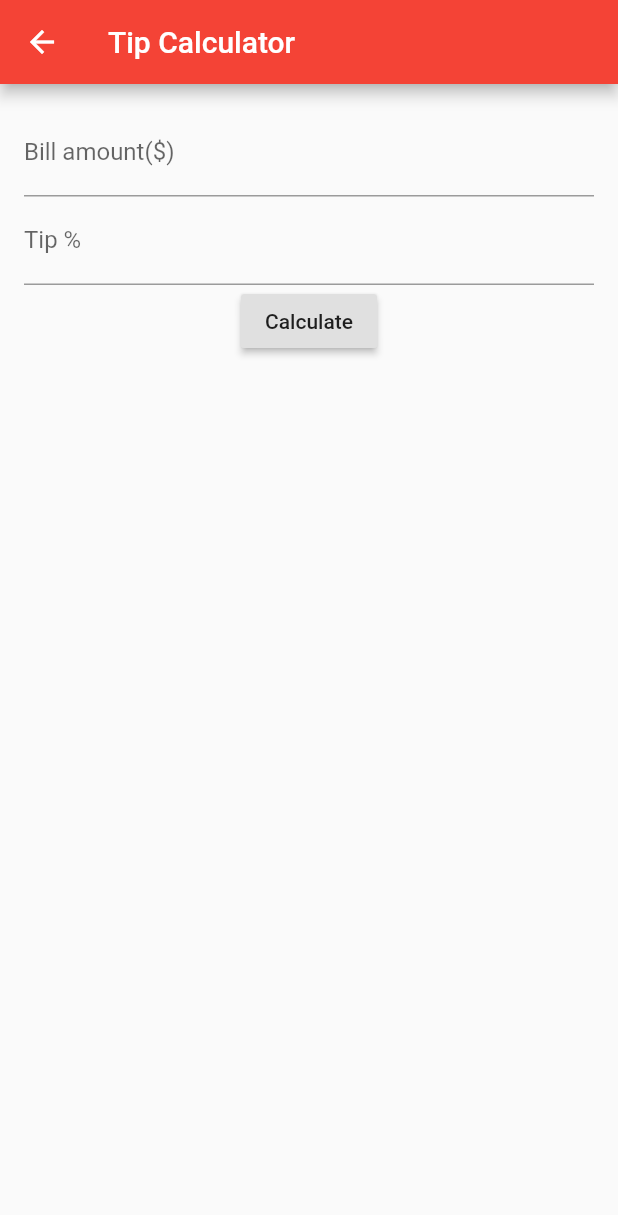
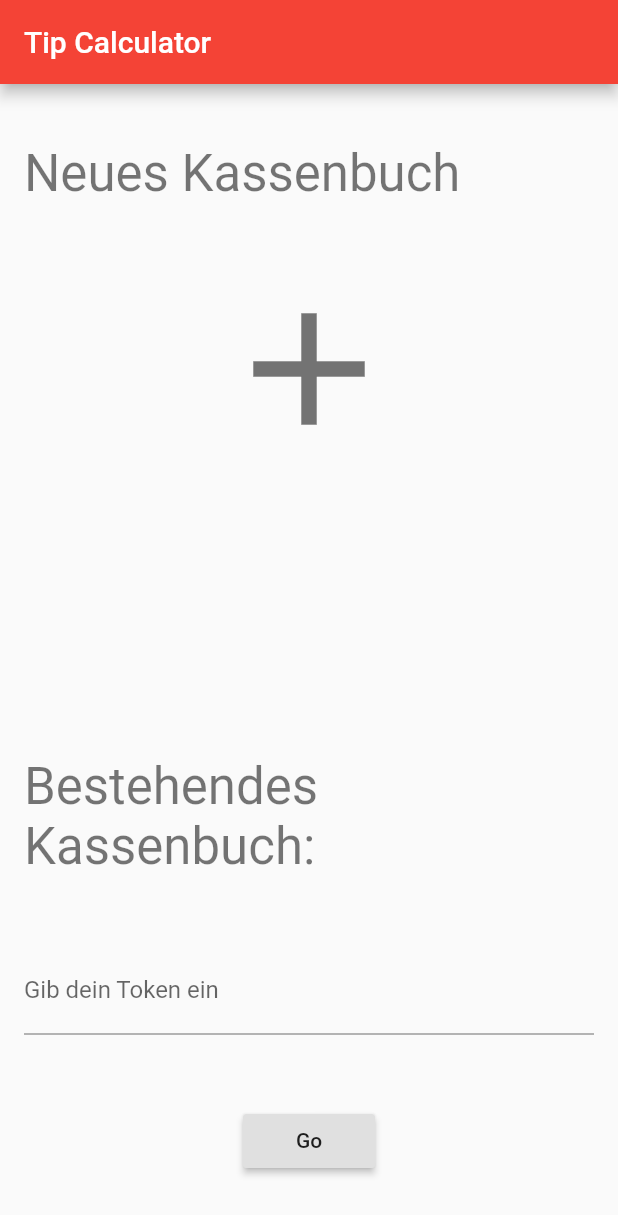
Before and after one commit to xoif/fluttertest, a Flutter app: the MyApp screen opened directly, on a phone screen of 412 x 824 dp. Shown: the top 1215 px of the screen. Run offline on Flutter 3.47's test engine with Material 2 defaults, Android fonts, the phone set to English and light mode, and no system bars.

Commit message:
initial screen

```diff
--- a/lib/main.dart
+++ b/lib/main.dart
@@ -4,8 +4,8 @@ import 'HelloWorld.dart';
 void main() {
   runApp(new MaterialApp(
       title: 'Tip Calculator',
-      home: new HelloWorld(),
-    theme: new ThemeData(
+      home: new MyApp(),
+      theme: new ThemeData(
       primaryColor: Colors.red,
     )
   ));
@@ -18,26 +18,20 @@ class MyApp extends StatelessWidget {
 
   @override
   Widget build(BuildContext context) {
+    TextStyle textStyle = Theme.of(context).textTheme.display1;
 
 // Create first input field
-    TextField billAmountField = new TextField(
-        decoration: new InputDecoration(
-          labelText: "Bill amount(\$)",
-        ),
-        keyboardType: TextInputType.number,
-        onChanged: (String value) {
-          try {
-            billAmount = double.parse(value);
-          } catch (exception) {
-            billAmount = 0.0;
-          }
-        }
-    );
+    Text addCashBook = new Text("Neues Kassenbuch", style: textStyle, textAlign: TextAlign.left);
+
+    Icon cashBookIcon = new Icon(Icons.add, size: 128.0, color: textStyle.color);
+
+    Text existingCashBook = new Text("Bestehendes Kassenbuch:", style: textStyle);
+
 
     // Create another input field
-    TextField tipPercentageField = new TextField(
+    TextField existingTokenTextField = new TextField(
       decoration: new InputDecoration(
-        labelText: "Tip %",
+        labelText: "Gib dein Token ein",
         hintText: "15",
       ),
         keyboardType: TextInputType.number,
@@ -52,7 +46,7 @@ class MyApp extends StatelessWidget {
 
     // Create button
     RaisedButton calculateButton = new RaisedButton(
-        child: new Text("Calculate"),
+        child: new Text("Go"),
         onPressed: () {
           // Calculate tip and total
           double calculatedTip = billAmount * tipPercentage / 100.0;
@@ -72,9 +66,23 @@ class MyApp extends StatelessWidget {
     Container container = new Container(
         padding: const EdgeInsets.all(16.0),
         child: new Column(
-            children: [ billAmountField,
-            tipPercentageField,
-            calculateButton
+            mainAxisAlignment: MainAxisAlignment.spaceAround,
+            crossAxisAlignment: CrossAxisAlignment.start,
+            children: [
+              addCashBook,
+              new Container(
+                alignment: FractionalOffset.center,
+                child: cashBookIcon,
+              ),
+              new Container(
+                height: 100.0,
+              ),
+              existingCashBook,
+              existingTokenTextField,
+              new Container(
+                alignment: FractionalOffset.center,
+                child: calculateButton,
+              ),
             ]
         )
     );
```
